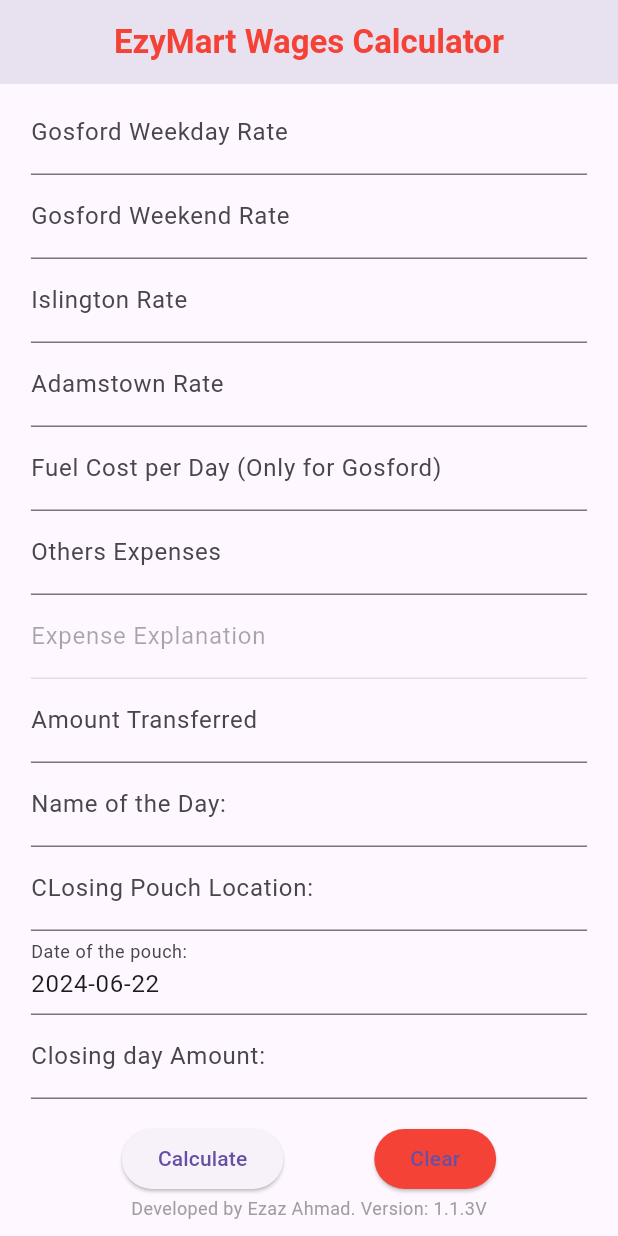
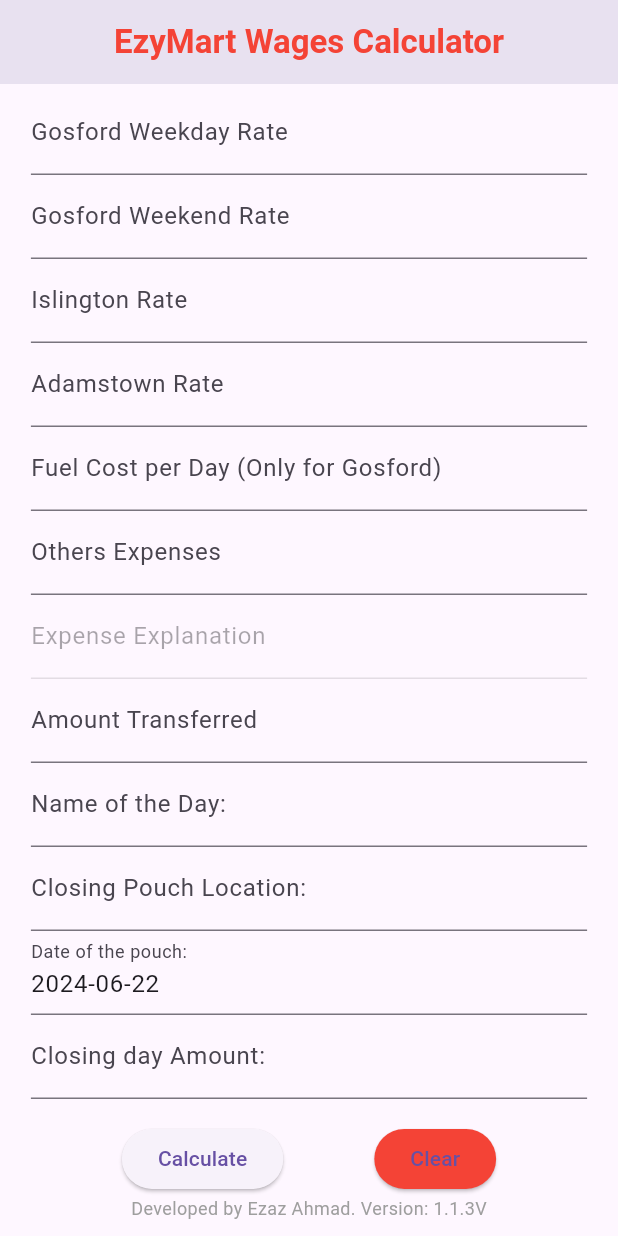
Before and after one commit to Ezaz-Ahmad/EzyMart-Wages-report-Flutter, a Flutter app: the screen it shows after launch, scrolled down 576 dp, on a phone screen of 412 x 824 dp. Run offline on Flutter 3.47's test engine with Material 3 defaults, Android fonts, the phone set to English and light mode, and no system bars; our stand-ins replace animated_text_kit, open_file, pdf, permission_handler.

Commit message:
Styling textfileds

```diff
--- a/lib/main.dart
+++ b/lib/main.dart
@@ -1022,14 +1022,19 @@
                   },
                 ),
                 TextFormField(
-                  decoration:
-                      InputDecoration(labelText: 'CLosing Pouch Location:'),
+                  decoration: InputDecoration(
+                    labelText: 'Closing Pouch Location:',
+                    hintText: 'e.g., Gosford',
+                    hintStyle: TextStyle(
+                        color: Colors.grey), // Adjust the color to be lighter
+                  ),
                   keyboardType: TextInputType.multiline,
                   maxLines: null,
                   onSaved: (value) {
                     PouchLocation = value ?? '';
                   },
                 ),
+
                 TextFormField(
                   controller: _dateController,
                   decoration: InputDecoration(labelText: 'Date of the pouch: '),
```
